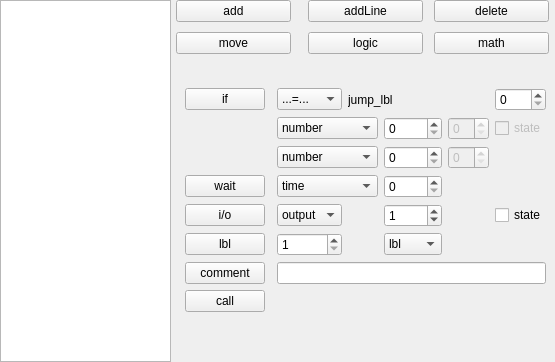
graffiitt/hamster_gui, file src/ProgEditorWidget/programmeditorwidget.ui: the form before one commit.
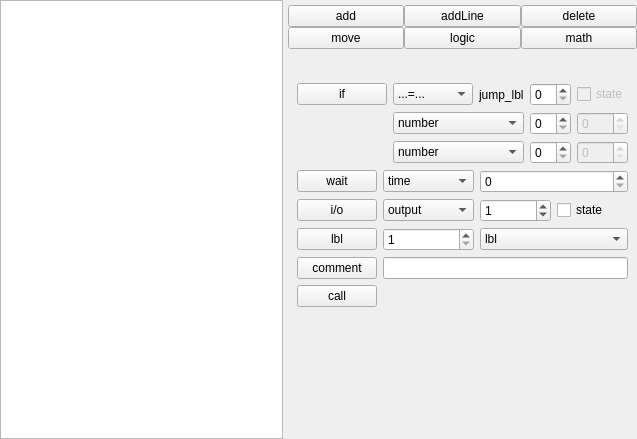
The form after the commit.

Patch:
```diff
--- a/src/ProgEditorWidget/programmeditorwidget.ui
+++ b/src/ProgEditorWidget/programmeditorwidget.ui
@@ -6,8 +6,8 @@
    <rect>
     <x>0</x>
     <y>0</y>
-    <width>555</width>
-    <height>362</height>
+    <width>637</width>
+    <height>439</height>
    </rect>
   </property>
   <property name="windowTitle">
@@ -29,116 +29,7 @@
    <property name="spacing">
     <number>5</number>
    </property>
-   <item row="0" column="4">
-    <widget class="QPushButton" name="deleteButton">
-     <property name="maximumSize">
-      <size>
-       <width>115</width>
-       <height>16777215</height>
-      </size>
-     </property>
-     <property name="text">
-      <string>delete</string>
-     </property>
-    </widget>
-   </item>
-   <item row="2" column="4">
-    <widget class="QPushButton" name="mathButton">
-     <property name="maximumSize">
-      <size>
-       <width>115</width>
-       <height>16777215</height>
-      </size>
-     </property>
-     <property name="text">
-      <string>math</string>
-     </property>
-    </widget>
-   </item>
-   <item row="2" column="3">
-    <widget class="QPushButton" name="logicButton">
-     <property name="maximumSize">
-      <size>
-       <width>115</width>
-       <height>16777215</height>
-      </size>
-     </property>
-     <property name="text">
-      <string>logic</string>
-     </property>
-    </widget>
-   </item>
-   <item row="2" column="2">
-    <widget class="QPushButton" name="moveButton">
-     <property name="maximumSize">
-      <size>
-       <width>115</width>
-       <height>16777215</height>
-      </size>
-     </property>
-     <property name="text">
-      <string>move</string>
-     </property>
-    </widget>
-   </item>
-   <item row="0" column="3">
-    <widget class="QPushButton" name="addLineButton">
-     <property name="maximumSize">
-      <size>
-       <width>115</width>
-       <height>16777215</height>
-      </size>
-     </property>
-     <property name="text">
-      <string>addLine</string>
-     </property>
-    </widget>
-   </item>
-   <item row="0" column="2">
-    <widget class="QPushButton" name="addButton">
-     <property name="maximumSize">
-      <size>
-       <width>115</width>
-       <height>16777215</height>
-      </size>
-     </property>
-     <property name="text">
-      <string>add</string>
-     </property>
-    </widget>
-   </item>
-   <item row="0" column="0" rowspan="8" colspan="2">
-    <widget class="QTableView" name="programmView">
-     <property name="editTriggers">
-      <set>QAbstractItemView::NoEditTriggers</set>
-     </property>
-     <property name="tabKeyNavigation">
-      <bool>false</bool>
-     </property>
-     <property name="showDropIndicator" stdset="0">
-      <bool>false</bool>
-     </property>
-     <property name="selectionMode">
-      <enum>QAbstractItemView::SingleSelection</enum>
-     </property>
-     <attribute name="horizontalHeaderVisible">
-      <bool>false</bool>
-     </attribute>
-     <attribute name="horizontalHeaderCascadingSectionResizes">
-      <bool>true</bool>
-     </attribute>
-     <attribute name="horizontalHeaderMinimumSectionSize">
-      <number>100</number>
-     </attribute>
-     <attribute name="horizontalHeaderDefaultSectionSize">
-      <number>200</number>
-     </attribute>
-     <attribute name="horizontalHeaderStretchLastSection">
-      <bool>true</bool>
-     </attribute>
-    </widget>
-   </item>
-   <item row="7" column="2" colspan="3">
+   <item row="6" column="2" colspan="2">
     <widget class="QStackedWidget" name="toolEditWidget">
      <property name="sizePolicy">
       <sizepolicy hsizetype="Preferred" vsizetype="Preferred">
@@ -283,35 +174,144 @@
        <property name="spacing">
         <number>6</number>
        </property>
-       <item row="5" column="2">
-        <widget class="QComboBox" name="IOComboBox">
-         <item>
-          <property name="text">
-           <string>output</string>
-          </property>
+       <item row="1" column="0" colspan="2">
+        <layout class="QGridLayout" name="gridLayout_7">
+         <item row="0" column="1">
+          <widget class="QComboBox" name="ifBeheviorBox">
+           <property name="minimumSize">
+            <size>
+             <width>80</width>
+             <height>0</height>
+            </size>
+           </property>
+           <item>
+            <property name="text">
+             <string>...=...</string>
+            </property>
+           </item>
+           <item>
+            <property name="text">
+             <string>...&lt;...</string>
+            </property>
+           </item>
+           <item>
+            <property name="text">
+             <string>...&gt;...</string>
+            </property>
+           </item>
+          </widget>
          </item>
-        </widget>
-       </item>
-       <item row="4" column="2" colspan="2">
-        <widget class="QComboBox" name="waitBox">
-         <item>
-          <property name="text">
-           <string>time</string>
-          </property>
+         <item row="0" column="3">
+          <widget class="QSpinBox" name="iflLblBox"/>
          </item>
-         <item>
-          <property name="text">
-           <string>input(true)</string>
-          </property>
+         <item row="0" column="0">
+          <widget class="QPushButton" name="ifButton">
+           <property name="sizePolicy">
+            <sizepolicy hsizetype="Fixed" vsizetype="Fixed">
+             <horstretch>0</horstretch>
+             <verstretch>0</verstretch>
+            </sizepolicy>
+           </property>
+           <property name="minimumSize">
+            <size>
+             <width>90</width>
+             <height>0</height>
+            </size>
+           </property>
+           <property name="maximumSize">
+            <size>
+             <width>90</width>
+             <height>16777215</height>
+            </size>
+           </property>
+           <property name="text">
+            <string>if</string>
+           </property>
+          </widget>
          </item>
-         <item>
-          <property name="text">
-           <string>input(false)</string>
-          </property>
+         <item row="0" column="4">
+          <widget class="QCheckBox" name="ifIOstate">
+           <property name="enabled">
+            <bool>false</bool>
+           </property>
+           <property name="text">
+            <string>state</string>
+           </property>
+          </widget>
          </item>
-        </widget>
+         <item row="0" column="2">
+          <widget class="QLabel" name="label_3">
+           <property name="text">
+            <string>jump_lbl</string>
+           </property>
+          </widget>
+         </item>
+         <item row="1" column="4">
+          <widget class="QSpinBox" name="ifItem_1_Spin_2">
+           <property name="enabled">
+            <bool>false</bool>
+           </property>
+          </widget>
+         </item>
+         <item row="2" column="4">
+          <widget class="QSpinBox" name="ifItem_2_Spin_2">
+           <property name="enabled">
+            <bool>false</bool>
+           </property>
+          </widget>
+         </item>
+         <item row="2" column="3">
+          <widget class="QSpinBox" name="ifItem_2_Spin"/>
+         </item>
+         <item row="1" column="3">
+          <widget class="QSpinBox" name="ifItem_1_Spin"/>
+         </item>
+         <item row="1" column="1" colspan="2">
+          <widget class="QComboBox" name="ifItem_1_Box">
+           <item>
+            <property name="text">
+             <string>number</string>
+            </property>
+           </item>
+           <item>
+            <property name="text">
+             <string>register</string>
+            </property>
+           </item>
+           <item>
+            <property name="text">
+             <string>pose register</string>
+            </property>
+           </item>
+           <item>
+            <property name="text">
+             <string>input i/o</string>
+            </property>
+           </item>
+          </widget>
+         </item>
+         <item row="2" column="1" colspan="2">
+          <widget class="QComboBox" name="ifItem_2_Box">
+           <item>
+            <property name="text">
+             <string>number</string>
+            </property>
+           </item>
+           <item>
+            <property name="text">
+             <string>register</string>
+            </property>
+           </item>
+           <item>
+            <property name="text">
+             <string>pose register</string>
+            </property>
+           </item>
+          </widget>
+         </item>
+        </layout>
        </item>
-       <item row="9" column="0" colspan="7">
+       <item row="3" column="0" colspan="2">
         <spacer name="verticalSpacer_5">
          <property name="orientation">
           <enum>Qt::Vertical</enum>
@@ -324,202 +324,137 @@
          </property>
         </spacer>
        </item>
-       <item row="6" column="2">
-        <widget class="QSpinBox" name="lblSpinBox">
-         <property name="minimum">
-          <number>1</number>
-         </property>
-         <property name="value">
-          <number>1</number>
-         </property>
-        </widget>
-       </item>
-       <item row="7" column="2" colspan="5">
-        <widget class="QLineEdit" name="commentLineEdit"/>
-       </item>
-       <item row="6" column="0">
-        <widget class="QPushButton" name="lblButton">
-         <property name="text">
-          <string>lbl</string>
-         </property>
-        </widget>
-       </item>
-       <item row="3" column="4">
-        <widget class="QSpinBox" name="ifItem_2_Spin"/>
-       </item>
-       <item row="5" column="0">
-        <widget class="QPushButton" name="ioButton">
-         <property name="text">
-          <string>i/o</string>
-         </property>
-        </widget>
-       </item>
-       <item row="2" column="6">
-        <widget class="QCheckBox" name="ifIOstate">
-         <property name="enabled">
-          <bool>false</bool>
-         </property>
-         <property name="text">
-          <string>state</string>
-         </property>
-        </widget>
-       </item>
-       <item row="5" column="6">
-        <widget class="QCheckBox" name="IOcheckBox">
-         <property name="text">
-          <string>state</string>
-         </property>
-        </widget>
-       </item>
-       <item row="8" column="0">
-        <widget class="QPushButton" name="callButton">
-         <property name="text">
-          <string>call</string>
-         </property>
-        </widget>
-       </item>
-       <item row="4" column="0">
-        <widget class="QPushButton" name="waitButton">
-         <property name="text">
-          <string>wait</string>
-         </property>
-        </widget>
-       </item>
-       <item row="1" column="3" colspan="2">
-        <widget class="QLabel" name="label">
-         <property name="text">
-          <string>jump_lbl</string>
-         </property>
-        </widget>
-       </item>
-       <item row="5" column="4">
-        <widget class="QSpinBox" name="IOSpinBox">
-         <property name="wrapping">
-          <bool>true</bool>
-         </property>
-         <property name="accelerated">
-          <bool>false</bool>
-         </property>
-         <property name="minimum">
-          <number>1</number>
-         </property>
-         <property name="maximum">
-          <number>50</number>
-         </property>
-        </widget>
-       </item>
-       <item row="2" column="4">
-        <widget class="QSpinBox" name="ifItem_1_Spin"/>
-       </item>
-       <item row="1" column="0">
-        <widget class="QPushButton" name="ifButton">
-         <property name="text">
-          <string>if</string>
-         </property>
-        </widget>
-       </item>
-       <item row="6" column="4">
-        <widget class="QComboBox" name="lblComboBox">
-         <item>
-          <property name="text">
-           <string>lbl</string>
-          </property>
+       <item row="2" column="0" colspan="2">
+        <layout class="QGridLayout" name="gridLayout_8">
+         <item row="3" column="0">
+          <widget class="QPushButton" name="commentButton">
+           <property name="minimumSize">
+            <size>
+             <width>0</width>
+             <height>0</height>
+            </size>
+           </property>
+           <property name="maximumSize">
+            <size>
+             <width>90</width>
+             <height>16777215</height>
+            </size>
+           </property>
+           <property name="text">
+            <string>comment</string>
+           </property>
+          </widget>
          </item>
-         <item>
-          <property name="text">
-           <string>jump</string>
-          </property>
+         <item row="0" column="0">
+          <widget class="QPushButton" name="waitButton">
+           <property name="text">
+            <string>wait</string>
+           </property>
+          </widget>
          </item>
-        </widget>
-       </item>
-       <item row="3" column="2" colspan="2">
-        <widget class="QComboBox" name="ifItem_2_Box">
-         <item>
-          <property name="text">
-           <string>number</string>
-          </property>
+         <item row="1" column="2">
+          <widget class="QSpinBox" name="ioSpinBox">
+           <property name="wrapping">
+            <bool>true</bool>
+           </property>
+           <property name="accelerated">
+            <bool>false</bool>
+           </property>
+           <property name="minimum">
+            <number>1</number>
+           </property>
+           <property name="maximum">
+            <number>8</number>
+           </property>
+          </widget>
          </item>
-         <item>
-          <property name="text">
-           <string>register</string>
-          </property>
+         <item row="2" column="2" colspan="2">
+          <widget class="QComboBox" name="lblComboBox">
+           <item>
+            <property name="text">
+             <string>lbl</string>
+            </property>
+           </item>
+           <item>
+            <property name="text">
+             <string>jump</string>
+            </property>
+           </item>
+          </widget>
          </item>
-         <item>
-          <property name="text">
-           <string>pose register</string>
-          </property>
+         <item row="0" column="2" colspan="2">
+          <widget class="QSpinBox" name="waitSpinBox"/>
          </item>
-        </widget>
-       </item>
-       <item row="7" column="0">
-        <widget class="QPushButton" name="commentButton">
-         <property name="text">
-          <string>comment</string>
-         </property>
-        </widget>
-       </item>
-       <item row="1" column="2">
-        <widget class="QComboBox" name="ifBeheviorBox">
-         <item>
-          <property name="text">
-           <string>...=...</string>
-          </property>
+         <item row="2" column="0">
+          <widget class="QPushButton" name="lblButton">
+           <property name="text">
+            <string>lbl</string>
+           </property>
+          </widget>
          </item>
-         <item>
-          <property name="text">
-           <string>...&lt;...</string>
-          </property>
+         <item row="4" column="0">
+          <widget class="QPushButton" name="callButton">
+           <property name="text">
+            <string>call</string>
+           </property>
+          </widget>
          </item>
-         <item>
-          <property name="text">
-           <string>...&gt;...</string>
-          </property>
+         <item row="2" column="1">
+          <widget class="QSpinBox" name="lblSpinBox">
+           <property name="minimum">
+            <number>1</number>
+           </property>
+           <property name="value">
+            <number>1</number>
+           </property>
+          </widget>
          </item>
-        </widget>
-       </item>
-       <item row="1" column="6">
-        <widget class="QSpinBox" name="iflLblBox"/>
-       </item>
-       <item row="4" column="4">
-        <widget class="QSpinBox" name="waitSpinBox"/>
-       </item>
-       <item row="2" column="5">
-        <widget class="QSpinBox" name="ifItem_1_Spin_2">
-         <property name="enabled">
-          <bool>false</bool>
-         </property>
-        </widget>
-       </item>
-       <item row="3" column="5">
-        <widget class="QSpinBox" name="ifItem_2_Spin_2">
-         <property name="enabled">
-          <bool>false</bool>
-         </property>
-        </widget>
-       </item>
-       <item row="2" column="2" colspan="2">
-        <widget class="QComboBox" name="ifItem_1_Box">
-         <item>
-          <property name="text">
-           <string>number</string>
-          </property>
+         <item row="1" column="3">
+          <widget class="QCheckBox" name="ioCheckBox">
+           <property name="text">
+            <string>state</string>
+           </property>
+          </widget>
          </item>
-         <item>
-          <property name="text">
-           <string>register</string>
-          </property>
+         <item row="1" column="0">
+          <widget class="QPushButton" name="ioButton">
+           <property name="text">
+            <string>i/o</string>
+           </property>
+          </widget>
          </item>
-         <item>
-          <property name="text">
-           <string>pose register</string>
-          </property>
+         <item row="3" column="1" colspan="3">
+          <widget class="QLineEdit" name="commentLineEdit"/>
          </item>
-         <item>
-          <property name="text">
-           <string>input i/o</string>
-          </property>
+         <item row="1" column="1">
+          <widget class="QComboBox" name="ioComboBox">
+           <item>
+            <property name="text">
+             <string>output</string>
+            </property>
+           </item>
+          </widget>
          </item>
-        </widget>
+         <item row="0" column="1">
+          <widget class="QComboBox" name="waitBox">
+           <item>
+            <property name="text">
+             <string>time</string>
+            </property>
+           </item>
+           <item>
+            <property name="text">
+             <string>input(true)</string>
+            </property>
+           </item>
+           <item>
+            <property name="text">
+             <string>input(false)</string>
+            </property>
+           </item>
+          </widget>
+         </item>
+        </layout>
        </item>
       </layout>
      </widget>
@@ -734,6 +669,158 @@
      </widget>
     </widget>
    </item>
+   <item row="0" column="0" rowspan="7" colspan="2">
+    <widget class="QTableView" name="programmView">
+     <property name="editTriggers">
+      <set>QAbstractItemView::NoEditTriggers</set>
+     </property>
+     <property name="tabKeyNavigation">
+      <bool>false</bool>
+     </property>
+     <property name="showDropIndicator" stdset="0">
+      <bool>false</bool>
+     </property>
+     <property name="selectionMode">
+      <enum>QAbstractItemView::SingleSelection</enum>
+     </property>
+     <attribute name="horizontalHeaderVisible">
+      <bool>false</bool>
+     </attribute>
+     <attribute name="horizontalHeaderCascadingSectionResizes">
+      <bool>true</bool>
+     </attribute>
+     <attribute name="horizontalHeaderMinimumSectionSize">
+      <number>100</number>
+     </attribute>
+     <attribute name="horizontalHeaderDefaultSectionSize">
+      <number>200</number>
+     </attribute>
+     <attribute name="horizontalHeaderStretchLastSection">
+      <bool>true</bool>
+     </attribute>
+    </widget>
+   </item>
+   <item row="1" column="2" colspan="2">
+    <layout class="QGridLayout" name="gridLayout_4">
+     <property name="spacing">
+      <number>0</number>
+     </property>
+     <item row="1" column="1">
+      <widget class="QPushButton" name="logicButton">
+       <property name="sizePolicy">
+        <sizepolicy hsizetype="Expanding" vsizetype="Fixed">
+         <horstretch>0</horstretch>
+         <verstretch>0</verstretch>
+        </sizepolicy>
+       </property>
+       <property name="maximumSize">
+        <size>
+         <width>16777215</width>
+         <height>16777215</height>
+        </size>
+       </property>
+       <property name="text">
+        <string>logic</string>
+       </property>
+      </widget>
+     </item>
+     <item row="0" column="1">
+      <widget class="QPushButton" name="addLineButton">
+       <property name="sizePolicy">
+        <sizepolicy hsizetype="Expanding" vsizetype="Fixed">
+         <horstretch>0</horstretch>
+         <verstretch>0</verstretch>
+        </sizepolicy>
+       </property>
+       <property name="maximumSize">
+        <size>
+         <width>16777215</width>
+         <height>16777215</height>
+        </size>
+       </property>
+       <property name="text">
+        <string>addLine</string>
+       </property>
+      </widget>
+     </item>
+     <item row="1" column="0">
+      <widget class="QPushButton" name="moveButton">
+       <property name="sizePolicy">
+        <sizepolicy hsizetype="Expanding" vsizetype="Fixed">
+         <horstretch>0</horstretch>
+         <verstretch>0</verstretch>
+        </sizepolicy>
+       </property>
+       <property name="maximumSize">
+        <size>
+         <width>16777215</width>
+         <height>16777215</height>
+        </size>
+       </property>
+       <property name="text">
+        <string>move</string>
+       </property>
+      </widget>
+     </item>
+     <item row="0" column="0">
+      <widget class="QPushButton" name="addButton">
+       <property name="sizePolicy">
+        <sizepolicy hsizetype="Expanding" vsizetype="Fixed">
+         <horstretch>0</horstretch>
+         <verstretch>0</verstretch>
+        </sizepolicy>
+       </property>
+       <property name="maximumSize">
+        <size>
+         <width>16777215</width>
+         <height>16777215</height>
+        </size>
+       </property>
+       <property name="text">
+        <string>add</string>
+       </property>
+      </widget>
+     </item>
+     <item row="0" column="2">
+      <widget class="QPushButton" name="deleteButton">
+       <property name="sizePolicy">
+        <sizepolicy hsizetype="Expanding" vsizetype="Fixed">
+         <horstretch>0</horstretch>
+         <verstretch>0</verstretch>
+        </sizepolicy>
+       </property>
+       <property name="maximumSize">
+        <size>
+         <width>16777215</width>
+         <height>16777215</height>
+        </size>
+       </property>
+       <property name="text">
+        <string>delete</string>
+       </property>
+      </widget>
+     </item>
+     <item row="1" column="2">
+      <widget class="QPushButton" name="mathButton">
+       <property name="sizePolicy">
+        <sizepolicy hsizetype="Expanding" vsizetype="Fixed">
+         <horstretch>0</horstretch>
+         <verstretch>0</verstretch>
+        </sizepolicy>
+       </property>
+       <property name="maximumSize">
+        <size>
+         <width>16777215</width>
+         <height>16777215</height>
+        </size>
+       </property>
+       <property name="text">
+        <string>math</string>
+       </property>
+      </widget>
+     </item>
+    </layout>
+   </item>
   </layout>
  </widget>
  <resources/>
```
